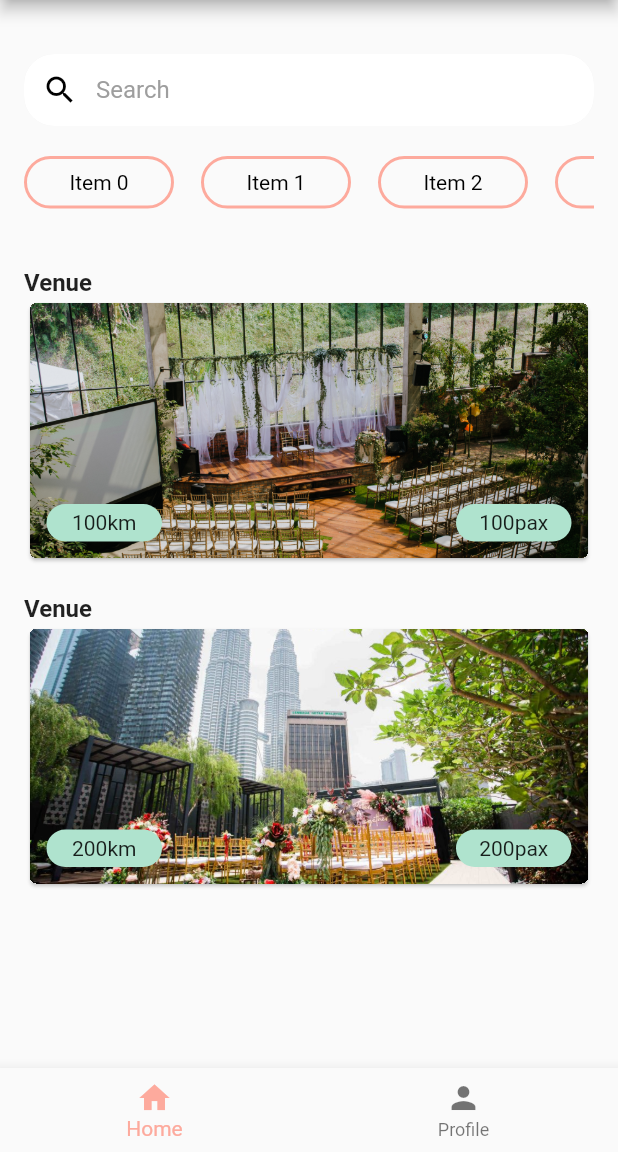
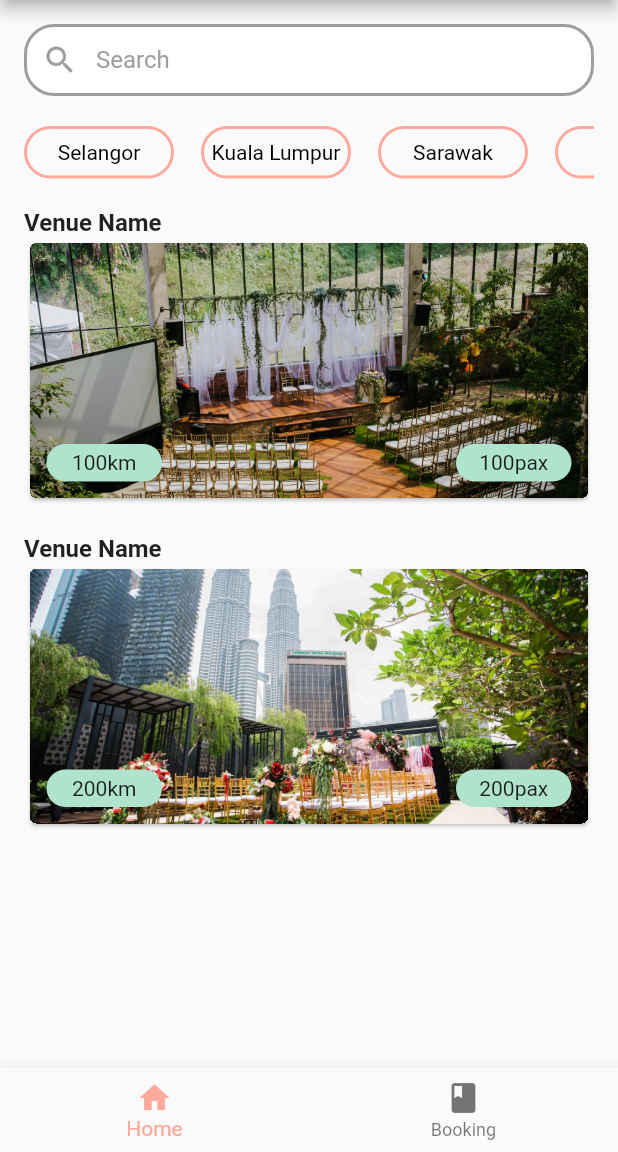
Before and after one commit to ainafrzana/vefi, a Flutter app: the screen it shows after launch, on a phone screen of 412 x 824 dp, the part 84-1236 px from its top. Run offline on Flutter 3.47's test engine with Material 2 defaults, Android fonts, the phone set to English and light mode, and no system bars; our stand-ins replace flutter_map, geolocator, latlong2, location.

Commit message:
dah edit

```diff
--- a/lib/bottom_nav.dart
+++ b/lib/bottom_nav.dart
@@ -71,8 +71,8 @@ class _BottomNavigationBarExampleState
           //   label: 'Bookings',
           // ),
           BottomNavigationBarItem(
-            icon: Icon(Icons.person),
-            label: 'Profile',
+            icon: Icon(Icons.book),
+            label: 'Booking',
           ),
         ],
         currentIndex: _selectedIndex,
--- a/lib/homepage.dart
+++ b/lib/homepage.dart
@@ -1,6 +1,6 @@
 import 'package:flutter/material.dart';
-
 import 'venuedetails.dart';
+import 'package:location/location.dart'; // Import the location package
 
 class HomePage extends StatefulWidget {
   @override
@@ -13,12 +13,18 @@ class _HomePageState extends State<HomePage> {
 
   @override
   Widget build(BuildContext context) {
+    const stateNames = [
+      'Selangor',
+      'Kuala Lumpur',
+      'Sarawak',
+      'Johor',
+      'Perak'
+    ];
     return Scaffold(
       body: Container(
         padding: EdgeInsets.all(16.0),
         child: Column(
           children: [
-            SizedBox(height: 20.0),
             Container(
               decoration: BoxDecoration(
                 color: Colors.grey[200],
@@ -27,31 +33,35 @@ class _HomePageState extends State<HomePage> {
               child: TextField(
                 controller: searchController,
                 style: TextStyle(
-                    color: Colors.black), // Set the text color of the TextField
+                  color: Colors.black,
+                ),
                 decoration: InputDecoration(
                   hintText: 'Search',
-                  hintStyle:
-                      TextStyle(color: Colors.grey), // Set the hint text color
+                  hintStyle: TextStyle(
+                    color: Colors.grey,
+                  ),
                   border: InputBorder.none,
-                  prefixIcon: Icon(Icons.search,
-                      color: Colors.black), // Set the icon color
+                  prefixIcon: Icon(
+                    Icons.search,
+                    color: Colors.grey,
+                  ),
                   contentPadding:
                       EdgeInsets.symmetric(horizontal: 16.0, vertical: 14.0),
-                  fillColor:
-                      Colors.white, // Set the background color of the TextField
-                  filled:
-                      true, // Ensure that the TextField is filled with the background color
+                  fillColor: Colors.white,
+                  filled: true,
                   enabledBorder: OutlineInputBorder(
                     borderRadius: BorderRadius.circular(20.0),
                     borderSide: BorderSide(
-                        color: Colors.transparent,
-                        width: 2.0), // Set border color for normal state
+                      color: Colors.grey, // Set border color for normal state
+                      width: 2.0,
+                    ),
                   ),
                   focusedBorder: OutlineInputBorder(
                     borderRadius: BorderRadius.circular(20.0),
                     borderSide: BorderSide(
-                        color: Color(0xAFE3CE),
-                        width: 3.0), // Set border color for focused state
+                      color: Colors.grey, // Set border color for focused state
+                      width: 3.0,
+                    ),
                   ),
                 ),
               ),
@@ -88,13 +98,12 @@ class _HomePageState extends State<HomePage> {
                       margin: EdgeInsets.only(right: 10.0),
                       child: Center(
                         child: Text(
-                          'Item $index',
+                          stateNames[
+                              index], // Access the state name using the stateNames array
                           style: TextStyle(
                             color: selectedIndex == index
-                                ? Colors
-                                    .white // Set the text color for the selected item
-                                : Colors
-                                    .black, // Text color for non-selected items
+                                ? Colors.white
+                                : Colors.black,
                           ),
                         ),
                       ),
@@ -107,7 +116,6 @@ class _HomePageState extends State<HomePage> {
                 itemCount: 5,
               ),
             ),
-            SizedBox(height: 20.0),
             Expanded(
               child: SingleChildScrollView(
                 child: Column(
@@ -123,9 +131,9 @@ class _HomePageState extends State<HomePage> {
                         );
                       },
                       child: VenueCard(
-                        imagePath: 'images/image1.jpg',
-                        distance: '100km',
-                        capacity: '100pax',
+                        imagePath: 'images/image1.jpg', //edit here
+                        distance: '100km', // edit here
+                        capacity: '100pax', //edit here
                         isSelected: selectedIndex == 0,
                       ),
                     ),
@@ -140,9 +148,9 @@ class _HomePageState extends State<HomePage> {
                         );
                       },
                       child: VenueCard(
-                        imagePath: 'images/image2.jpg',
-                        distance: '200km',
-                        capacity: '200pax',
+                        imagePath: 'images/image2.jpg', //edit here
+                        distance: '200km', //edit here
+                        capacity: '200pax', //edit here
                         isSelected: selectedIndex == 1,
                       ),
                     ),
@@ -177,7 +185,7 @@ class VenueCard extends StatelessWidget {
       children: [
         SizedBox(height: 20.0),
         Text(
-          'Venue',
+          'Venue Name', //edit here
           textAlign: TextAlign.left,
           style: TextStyle(
             fontSize: 16.0,
--- a/lib/main.dart
+++ b/lib/main.dart
@@ -1,19 +1,47 @@
+import 'dart:async';
 import 'package:flutter/material.dart';
 import 'bottom_nav.dart';
 
 void main() {
   runApp(MyApp());
 }
-
 class MyApp extends StatelessWidget {
   @override
   Widget build(BuildContext context) {
     return MaterialApp(
-      theme: ThemeData(
-        primarySwatch: Colors.blue,
-        visualDensity: VisualDensity.adaptivePlatformDensity,
-      ),
-      home: BottomNavigationBarExampleApp(), // Set your home page as the initial screen
+      home: SplashScreen(), // Set your home page as the initial screen
     );
   }
 }
+
+class SplashScreen extends StatefulWidget {
+  @override
+  _SplashScreenState createState() => _SplashScreenState();
+}
+
+class _SplashScreenState extends State<SplashScreen> {
+  @override
+  void initState() {
+    super.initState();
+    // Delay the transition to the BottomNavigationBarExampleApp by 3 seconds
+    Timer(Duration(seconds: 5), () {
+      Navigator.pushReplacement(
+        context,
+        MaterialPageRoute(
+          builder: (context) => BottomNavigationBarExampleApp(),
+        ),
+      );
+    });
+  }
+
+  @override
+  Widget build(BuildContext context) {
+    return Scaffold(
+      backgroundColor: Colors.white,
+      body: Center(
+        child: Image.asset(
+            'images/vefilogo.png'), // Replace 'assets/logo.png' with your logo image path
+      ),
+    );
+  }
+}
--- a/pubspec.yaml
+++ b/pubspec.yaml
@@ -38,6 +38,10 @@ dependencies:
   # Use with the CupertinoIcons class for iOS style icons.
   cupertino_icons: ^1.0.2
   geolocator: ^9.0.2
+  location: ^5.0.0
+  firebase_core: ^2.15.0
+  sqflite: ^2.3.0
+  firebase_auth: ^4.7.2
   # url_launcher: ^6.1.12
   # flutter_map: ^5.0.0
   # geolocator: ^9.0.2
```
Also changed, not shown: lib/bookingformpage copy.dart (deleted, +0 -359 lines), lib/bookingformpage.dart (+40 -15 lines), lib/lol.dart (deleted, +0 -100 lines), lib/venuedetails.dart (+6 -6 lines), images/card_logo.jpg (deleted), images/card_logo.png (added), images/grabpay.png (added), images/grabpay.png.webp (deleted), images/touchngo_logo.png, lib/bookings.dart (added), pubspec.lock, 4 other files.
